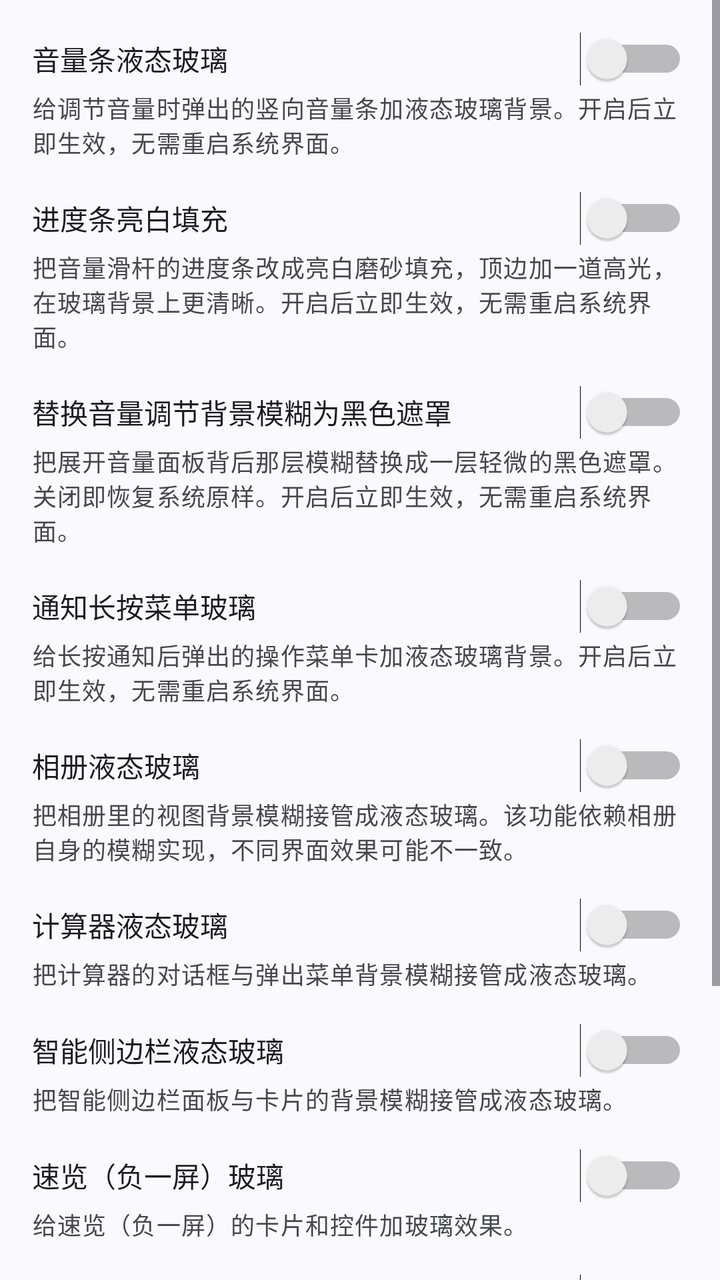
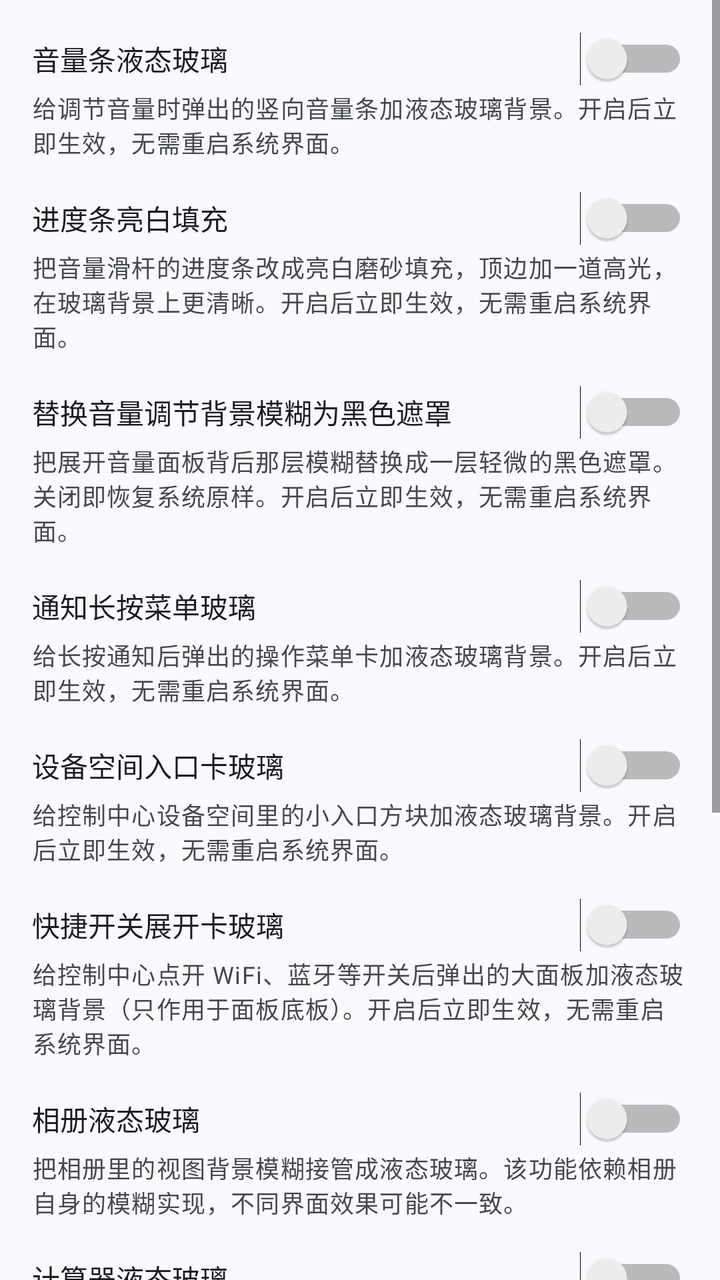

Two renders of the same Android screen: before a commit and after it. Below are the layout's source before the change and the commit's diff.
<!-- AndroidManifest.xml: application theme Theme.LiquidGlass -->
<!-- res/layout/view_cat_components.xml -->
<?xml version="1.0" encoding="utf-8"?>
<ScrollView xmlns:android="http://schemas.android.com/apk/res/android"
    android:layout_width="match_parent"
    android:layout_height="match_parent"
    android:fillViewport="true">

    <LinearLayout
        android:layout_width="match_parent"
        android:layout_height="wrap_content"
        android:orientation="vertical"
        android:padding="16dp">

        
        <Switch
            android:id="@+id/switchVolumeSeekBarGlass"
            android:layout_width="match_parent"
            android:layout_height="wrap_content"
            android:text="@string/settings_volume_seekbar_glass" />

        <TextView
            android:layout_width="match_parent"
            android:layout_height="wrap_content"
            android:layout_marginTop="2dp"
            android:text="@string/settings_volume_seekbar_glass_desc"
            android:textAppearance="?attr/textAppearanceBodySmall"
            android:textColor="?android:attr/textColorSecondary" />

        
        <Switch
            android:id="@+id/switchVolumePanelClean"
            android:layout_width="match_parent"
            android:layout_height="wrap_content"
            android:layout_marginTop="16dp"
            android:text="@string/settings_volume_panel_clean" />

        <TextView
            android:layout_width="match_parent"
            android:layout_height="wrap_content"
            android:layout_marginTop="2dp"
            android:text="@string/settings_volume_panel_clean_desc"
            android:textAppearance="?attr/textAppearanceBodySmall"
            android:textColor="?android:attr/textColorSecondary" />

        
        <Switch
            android:id="@+id/switchVolumePanelBackdrop"
            android:layout_width="match_parent"
            android:layout_height="wrap_content"
            android:layout_marginTop="16dp"
            android:text="@string/settings_volume_panel_backdrop" />

        <TextView
            android:layout_width="match_parent"
            android:layout_height="wrap_content"
            android:layout_marginTop="2dp"
            android:text="@string/settings_volume_panel_backdrop_desc"
            android:textAppearance="?attr/textAppearanceBodySmall"
            android:textColor="?android:attr/textColorSecondary" />

        
        <Switch
            android:id="@+id/switchNotificationPopupGlass"
            android:layout_width="match_parent"
            android:layout_height="wrap_content"
            android:layout_marginTop="16dp"
            android:text="@string/settings_notification_popup_glass" />

        <TextView
            android:layout_width="match_parent"
            android:layout_height="wrap_content"
            android:layout_marginTop="2dp"
            android:text="@string/settings_notification_popup_glass_desc"
            android:textAppearance="?attr/textAppearanceBodySmall"
            android:textColor="?android:attr/textColorSecondary" />

        
        <Switch
            android:id="@+id/switchGalleryGlass"
            android:layout_width="match_parent"
            android:layout_height="wrap_content"
            android:layout_marginTop="16dp"
            android:text="@string/settings_gallery_glass" />

        <TextView
            android:layout_width="match_parent"
            android:layout_height="wrap_content"
            android:layout_marginTop="2dp"
            android:text="@string/settings_gallery_glass_desc"
            android:textAppearance="?attr/textAppearanceBodySmall"
            android:textColor="?android:attr/textColorSecondary" />

        
        <Switch
            android:id="@+id/switchCalculatorGlass"
            android:layout_width="match_parent"
            android:layout_height="wrap_content"
            android:layout_marginTop="16dp"
            android:text="@string/settings_calculator_glass" />

        <TextView
            android:layout_width="match_parent"
            android:layout_height="wrap_content"
            android:layout_marginTop="2dp"
            android:text="@string/settings_calculator_glass_desc"
            android:textAppearance="?attr/textAppearanceBodySmall"
            android:textColor="?android:attr/textColorSecondary" />

        
        <Switch
            android:id="@+id/switchSmartSidebarGlass"
            android:layout_width="match_parent"
            android:layout_height="wrap_content"
            android:layout_marginTop="16dp"
            android:text="@string/settings_smart_sidebar_glass" />

        <TextView
            android:layout_width="match_parent"
            android:layout_height="wrap_content"
            android:layout_marginTop="2dp"
            android:text="@string/settings_smart_sidebar_glass_desc"
            android:textAppearance="?attr/textAppearanceBodySmall"
            android:textColor="?android:attr/textColorSecondary" />

        
        <Switch
            android:id="@+id/switchAssistantScreenGlass"
            android:layout_width="match_parent"
            android:layout_height="wrap_content"
            android:layout_marginTop="16dp"
            android:text="@string/settings_assistant_screen_glass" />

        <TextView
            android:layout_width="match_parent"
            android:layout_height="wrap_content"
            android:layout_marginTop="2dp"
            android:text="@string/settings_assistant_screen_glass_desc"
            android:textAppearance="?attr/textAppearanceBodySmall"
            android:textColor="?android:attr/textColorSecondary" />

        
        <Switch
            android:id="@+id/switchGalleryShaderProbe"
            android:layout_width="match_parent"
            android:layout_height="wrap_content"
            android:layout_marginTop="16dp"
            android:text="@string/settings_gallery_shader_probe" />

        <TextView
            android:layout_width="match_parent"
            android:layout_height="wrap_content"
            android:layout_marginTop="2dp"
            android:text="@string/settings_gallery_shader_probe_desc"
            android:textAppearance="?attr/textAppearanceBodySmall"
            android:textColor="?android:attr/textColorSecondary" />

        
        <Switch
            android:id="@+id/switchClearAllBtnGlass"
            android:layout_width="match_parent"
            android:layout_height="wrap_content"
            android:layout_marginTop="16dp"
            android:text="@string/settings_clear_all_btn_glass" />

        <TextView
            android:layout_width="match_parent"
            android:layout_height="wrap_content"
            android:layout_marginTop="2dp"
            android:text="@string/settings_clear_all_btn_glass_desc"
            android:textAppearance="?attr/textAppearanceBodySmall"
            android:textColor="?android:attr/textColorSecondary" />

    </LinearLayout>
</ScrollView>
<!-- resources referenced by this layout -->
<resources>
  <string name="settings_assistant_screen_glass">速览（负一屏）玻璃</string>
  <string name="settings_assistant_screen_glass_desc">给速览（负一屏）的卡片和控件加玻璃效果。</string>
  <string name="settings_calculator_glass">计算器液态玻璃</string>
  <string name="settings_calculator_glass_desc">把计算器的对话框与弹出菜单背景模糊接管成液态玻璃。</string>
  <string name="settings_clear_all_btn_glass">最近任务清除按钮</string>
  <string name="settings_clear_all_btn_glass_desc">把最近任务页底部的「清除全部」按钮变成液态玻璃。开启后立即生效，无需重启桌面。</string>
  <string name="settings_gallery_glass">相册液态玻璃</string>
  <string name="settings_gallery_glass_desc">把相册里的视图背景模糊接管成液态玻璃。该功能依赖相册自身的模糊实现，不同界面效果可能不一致。</string>
  <string name="settings_gallery_shader_probe">相册采样范围探针（实验）</string>
  <string name="settings_gallery_shader_probe_desc">临时替换相册背景模糊做诊断：元素边缘出现红色环＝模糊取到了元素外面的背景（可以做真折射），绿色环＝只取到元素内的内容。开启后相册背景会变清晰并带一圈色环，关掉即恢复原模糊。</string>
  <string name="settings_notification_popup_glass">通知长按菜单玻璃</string>
  <string name="settings_notification_popup_glass_desc">给长按通知后弹出的操作菜单卡加液态玻璃背景。开启后立即生效，无需重启系统界面。</string>
  <string name="settings_smart_sidebar_glass">智能侧边栏液态玻璃</string>
  <string name="settings_smart_sidebar_glass_desc">把智能侧边栏面板与卡片的背景模糊接管成液态玻璃。</string>
  <string name="settings_volume_panel_backdrop">替换音量调节背景模糊为黑色遮罩</string>
  <string name="settings_volume_panel_backdrop_desc">把展开音量面板背后那层模糊替换成一层轻微的黑色遮罩。关闭即恢复系统原样。开启后立即生效，无需重启系统界面。</string>
  <string name="settings_volume_panel_clean">进度条亮白填充</string>
  <string name="settings_volume_panel_clean_desc">把音量滑杆的进度条改成亮白磨砂填充，顶边加一道高光，在玻璃背景上更清晰。开启后立即生效，无需重启系统界面。</string>
  <string name="settings_volume_seekbar_glass">音量条液态玻璃</string>
  <string name="settings_volume_seekbar_glass_desc">给调节音量时弹出的竖向音量条加液态玻璃背景。开启后立即生效，无需重启系统界面。</string>
  <style name="Theme.LiquidGlass" parent="Theme.Material3.DynamicColors.DayNight.NoActionBar" />
</resources>

<!-- the commit's change to res/layout/view_cat_components.xml (unified diff, before → after) -->
@@ -75,6 +75,38 @@
 
         
         <Switch
+            android:id="@+id/switchDeviceEntranceGlass"
+            android:layout_width="match_parent"
+            android:layout_height="wrap_content"
+            android:layout_marginTop="16dp"
+            android:text="@string/settings_device_entrance_glass" />
+
+        <TextView
+            android:layout_width="match_parent"
+            android:layout_height="wrap_content"
+            android:layout_marginTop="2dp"
+            android:text="@string/settings_device_entrance_glass_desc"
+            android:textAppearance="?attr/textAppearanceBodySmall"
+            android:textColor="?android:attr/textColorSecondary" />
+
+        
+        <Switch
+            android:id="@+id/switchQsDetailGlass"
+            android:layout_width="match_parent"
+            android:layout_height="wrap_content"
+            android:layout_marginTop="16dp"
+            android:text="@string/settings_qs_detail_glass" />
+
+        <TextView
+            android:layout_width="match_parent"
+            android:layout_height="wrap_content"
+            android:layout_marginTop="2dp"
+            android:text="@string/settings_qs_detail_glass_desc"
+            android:textAppearance="?attr/textAppearanceBodySmall"
+            android:textColor="?android:attr/textColorSecondary" />
+
+        
+        <Switch
             android:id="@+id/switchGalleryGlass"
             android:layout_width="match_parent"
             android:layout_height="wrap_content"
<!-- resource entries referenced after the edit -->
@@ -6,12 +6,16 @@
   <string name="settings_calculator_glass_desc">把计算器的对话框与弹出菜单背景模糊接管成液态玻璃。</string>
   <string name="settings_clear_all_btn_glass">最近任务清除按钮</string>
   <string name="settings_clear_all_btn_glass_desc">把最近任务页底部的「清除全部」按钮变成液态玻璃。开启后立即生效，无需重启桌面。</string>
+  <string name="settings_device_entrance_glass">设备空间入口卡玻璃</string>
+  <string name="settings_device_entrance_glass_desc">给控制中心设备空间里的小入口方块加液态玻璃背景。开启后立即生效，无需重启系统界面。</string>
   <string name="settings_gallery_glass">相册液态玻璃</string>
   <string name="settings_gallery_glass_desc">把相册里的视图背景模糊接管成液态玻璃。该功能依赖相册自身的模糊实现，不同界面效果可能不一致。</string>
   <string name="settings_gallery_shader_probe">相册采样范围探针（实验）</string>
   <string name="settings_gallery_shader_probe_desc">临时替换相册背景模糊做诊断：元素边缘出现红色环＝模糊取到了元素外面的背景（可以做真折射），绿色环＝只取到元素内的内容。开启后相册背景会变清晰并带一圈色环，关掉即恢复原模糊。</string>
   <string name="settings_notification_popup_glass">通知长按菜单玻璃</string>
   <string name="settings_notification_popup_glass_desc">给长按通知后弹出的操作菜单卡加液态玻璃背景。开启后立即生效，无需重启系统界面。</string>
+  <string name="settings_qs_detail_glass">快捷开关展开卡玻璃</string>
+  <string name="settings_qs_detail_glass_desc">给控制中心点开 WiFi、蓝牙等开关后弹出的大面板加液态玻璃背景（只作用于面板底板）。开启后立即生效，无需重启系统界面。</string>
   <string name="settings_smart_sidebar_glass">智能侧边栏液态玻璃</string>
   <string name="settings_smart_sidebar_glass_desc">把智能侧边栏面板与卡片的背景模糊接管成液态玻璃。</string>
   <string name="settings_volume_panel_backdrop">替换音量调节背景模糊为黑色遮罩</string>
